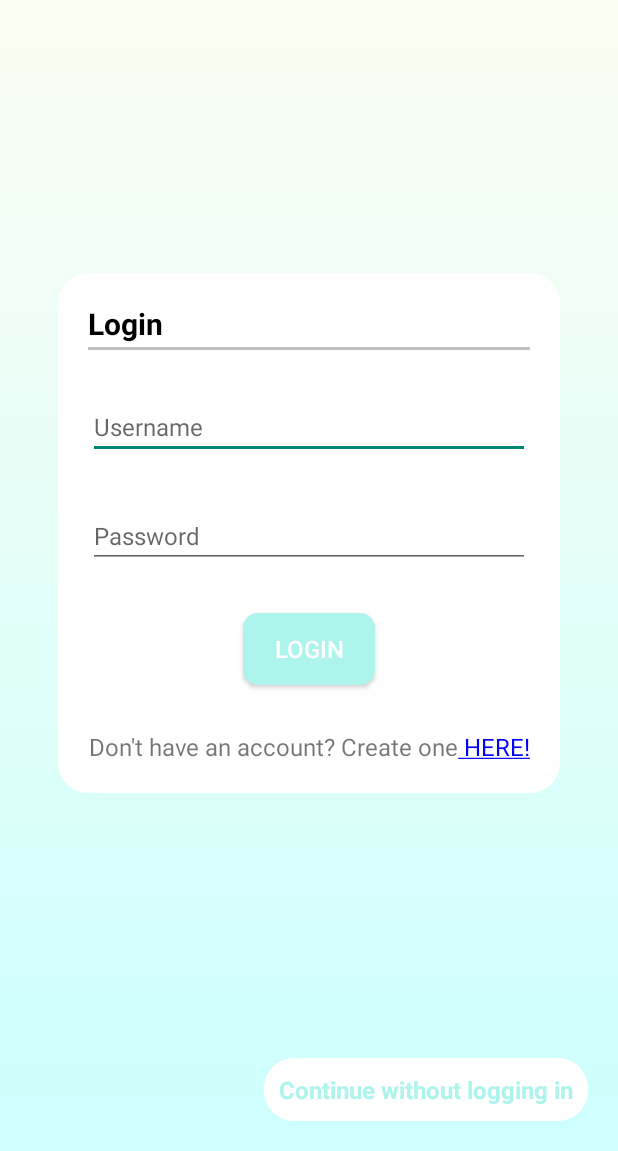
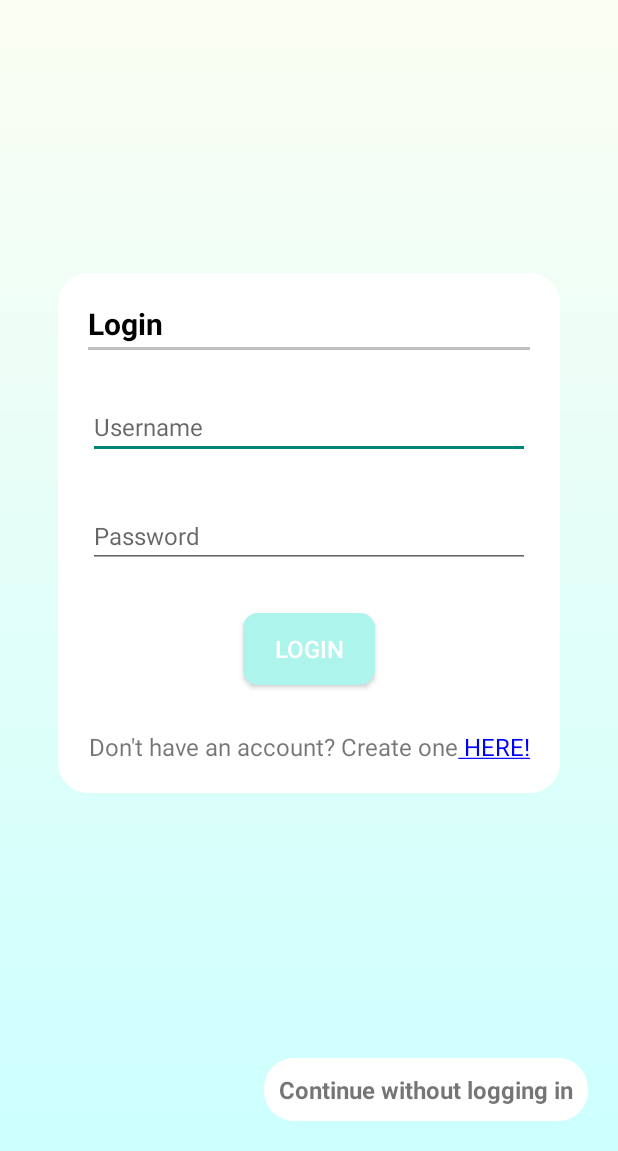
Before and after one commit to lmheng/ADProject-Android-Component, an Android app: the screen it shows after launch (LoginActivity), on a phone screen of 412 x 824 dp, the part 85-1236 px from its top. Run offline under Robolectric (Android 15) with nearby library versions, the phone set to English and light mode, and no system bars; Roboto replaces fonts that are not available here.

```diff
--- a/app/src/main/java/sg/edu/iss/mindmatters/BaseActivity.java
+++ b/app/src/main/java/sg/edu/iss/mindmatters/BaseActivity.java
@@ -31,6 +31,7 @@ public class BaseActivity extends AppCompatActivity{
             public void onClick(View view) {
                 Intent intent = new Intent(ctx, SettingsActivity.class);
                 startActivity(intent);
+                overridePendingTransition(R.anim.right_to_left_enter,R.anim.right_to_left_exit);
             }
         });
     }
--- a/app/src/main/java/sg/edu/iss/mindmatters/SettingsActivity.java
+++ b/app/src/main/java/sg/edu/iss/mindmatters/SettingsActivity.java
@@ -45,4 +45,10 @@ public class SettingsActivity extends BaseActivity implements View.OnClickListen
             logout();
         }
     }
+
+    @Override
+    public void onBackPressed() {
+        super.onBackPressed();
+        overridePendingTransition(R.anim.left_to_right_enter, R.anim.left_to_right_exit);
+    }
 }
--- a/app/src/main/res/layout/activity_login.xml
+++ b/app/src/main/res/layout/activity_login.xml
@@ -102,7 +102,6 @@
         android:text="Continue without logging in"
         android:textSize="16sp"
         android:background="@drawable/dialogbox"
-        android:textColor="#ADF4ED"
         android:textStyle="bold"
         app:layout_constraintEnd_toEndOf="parent"
         app:layout_constraintHorizontal_bias="0.5"
```
